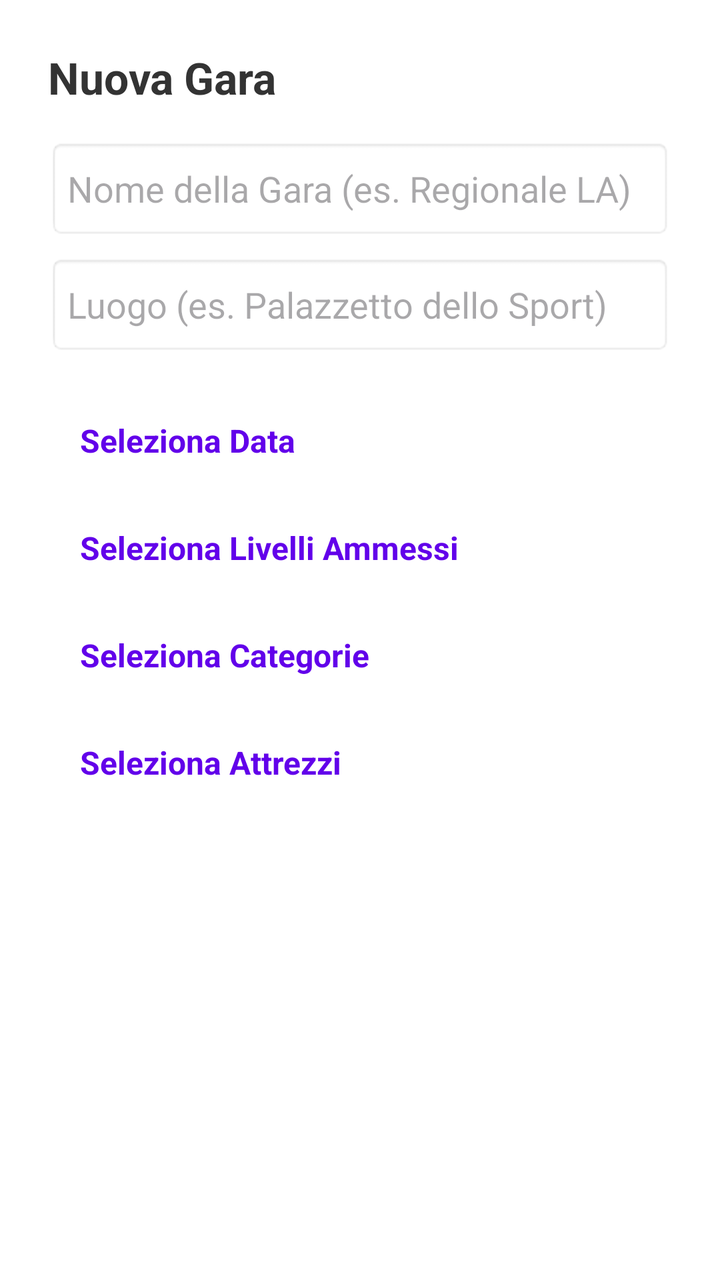
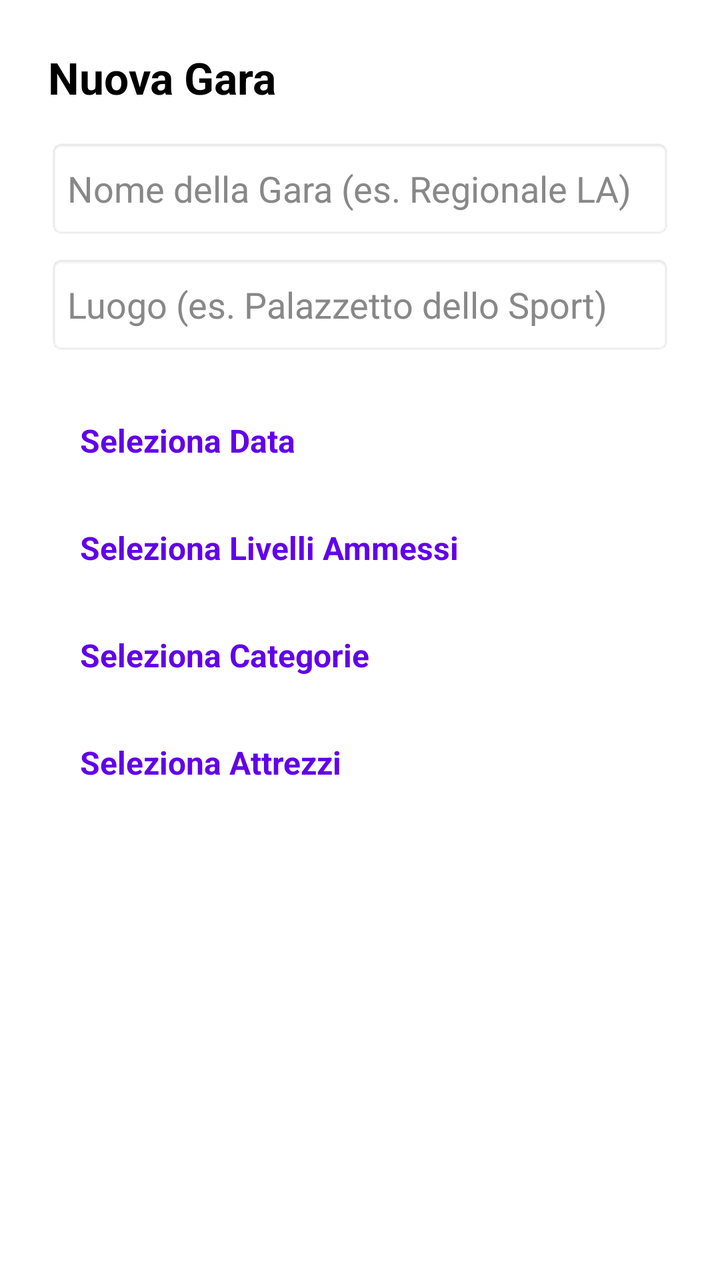

Two renders of the same Android screen: before a commit and after it. Below are the layout's source before the change and the commit's diff.
<!-- AndroidManifest.xml: application theme Theme.GinnasticaRitmica -->
<!-- res/layout/dialog_crea_gara.xml -->
<?xml version="1.0" encoding="utf-8"?>
<LinearLayout xmlns:android="http://schemas.android.com/apk/res/android"
    android:layout_width="match_parent"
    android:layout_height="wrap_content"
    android:orientation="vertical"
    android:padding="24dp"
    android:background="#FFFFFF">

    <TextView
        android:layout_width="wrap_content"
        android:layout_height="wrap_content"
        android:text="Nuova Gara"
        android:textSize="22sp"
        android:textStyle="bold"
        android:textColor="#333333"
        android:layout_marginBottom="16dp"/>

    <EditText
        android:id="@+id/etNomeGara"
        android:layout_width="match_parent"
        android:layout_height="50dp"
        android:hint="Nome della Gara (es. Regionale LA)"
        android:background="@android:drawable/editbox_background"/>

    <EditText
        android:id="@+id/etLuogoGara"
        android:layout_width="match_parent"
        android:layout_height="50dp"
        android:hint="Luogo (es. Palazzetto dello Sport)"
        android:layout_marginTop="8dp"
        android:background="@android:drawable/editbox_background"/>

    <TextView
        android:id="@+id/tvDataGara"
        android:layout_width="match_parent"
        android:layout_height="wrap_content"
        android:text="Seleziona Data"
        android:padding="16dp"
        android:textSize="16sp"
        android:textColor="#6200EA"
        android:textStyle="bold"
        android:layout_marginTop="16dp"/>

    <TextView
        android:id="@+id/tvLivelliGara"
        android:layout_width="match_parent"
        android:layout_height="wrap_content"
        android:text="Seleziona Livelli Ammessi"
        android:padding="16dp"
        android:textSize="16sp"
        android:textColor="#6200EA"
        android:textStyle="bold"/>

    <TextView
        android:id="@+id/tvCategorieGara"
        android:layout_width="match_parent"
        android:layout_height="wrap_content"
        android:text="Seleziona Categorie"
        android:padding="16dp"
        android:textSize="16sp"
        android:textColor="#6200EA"
        android:textStyle="bold"/>

    <TextView
        android:id="@+id/tvAttrezziGara"
        android:layout_width="match_parent"
        android:layout_height="wrap_content"
        android:text="Seleziona Attrezzi"
        android:padding="16dp"
        android:textSize="16sp"
        android:textColor="#6200EA"
        android:textStyle="bold"/>

</LinearLayout>
<!-- resources referenced by this layout -->
<resources>
  <style name="Theme.GinnasticaRitmica" parent="Base.Theme.GinnasticaRitmica" />
  <style name="Base.Theme.GinnasticaRitmica" parent="Theme.Material3.DayNight.NoActionBar">
          
          
      </style>
</resources>

<!-- the commit's change to res/layout/dialog_crea_gara.xml (unified diff, before → after) -->
@@ -4,7 +4,7 @@
     android:layout_height="wrap_content"
     android:orientation="vertical"
     android:padding="24dp"
-    android:background="#FFFFFF">
+    android:background="@color/sfondo_app">
 
     <TextView
         android:layout_width="wrap_content"
@@ -12,7 +12,7 @@
         android:text="Nuova Gara"
         android:textSize="22sp"
         android:textStyle="bold"
-        android:textColor="#333333"
+        android:textColor="@color/testo_titoli"
         android:layout_marginBottom="16dp"/>
 
     <EditText
@@ -20,6 +20,8 @@
         android:layout_width="match_parent"
         android:layout_height="50dp"
         android:hint="Nome della Gara (es. Regionale LA)"
+        android:textColor="@color/testo_titoli"
+        android:textColorHint="@color/testo_chiaro"
         android:background="@android:drawable/editbox_background"/>
 
     <EditText
@@ -28,6 +30,8 @@
         android:layout_height="50dp"
         android:hint="Luogo (es. Palazzetto dello Sport)"
         android:layout_marginTop="8dp"
+        android:textColor="@color/testo_titoli"
+        android:textColorHint="@color/testo_chiaro"
         android:background="@android:drawable/editbox_background"/>
 
     <TextView
@@ -37,7 +41,7 @@
         android:text="Seleziona Data"
         android:padding="16dp"
         android:textSize="16sp"
-        android:textColor="#6200EA"
+        android:textColor="@color/viola_torre"
         android:textStyle="bold"
         android:layout_marginTop="16dp"/>
 
@@ -48,7 +52,7 @@
         android:text="Seleziona Livelli Ammessi"
         android:padding="16dp"
         android:textSize="16sp"
-        android:textColor="#6200EA"
+        android:textColor="@color/viola_torre"
         android:textStyle="bold"/>
 
     <TextView
@@ -58,7 +62,7 @@
         android:text="Seleziona Categorie"
         android:padding="16dp"
         android:textSize="16sp"
-        android:textColor="#6200EA"
+        android:textColor="@color/viola_torre"
         android:textStyle="bold"/>
 
     <TextView
@@ -68,7 +72,7 @@
         android:text="Seleziona Attrezzi"
         android:padding="16dp"
         android:textSize="16sp"
-        android:textColor="#6200EA"
+        android:textColor="@color/viola_torre"
         android:textStyle="bold"/>
 
 </LinearLayout>
<!-- resource entries referenced after the edit -->
@@ -1,5 +1,9 @@
 <!-- resources referenced by this layout -->
 <resources>
+  <color name="sfondo_app">#FFFFFF</color>
+  <color name="testo_chiaro">#888888</color>
+  <color name="testo_titoli">#000000</color>
+  <color name="viola_torre">#6200EA</color>
   <style name="Theme.GinnasticaRitmica" parent="Base.Theme.GinnasticaRitmica" />
   <style name="Base.Theme.GinnasticaRitmica" parent="Theme.Material3.DayNight.NoActionBar">
           
